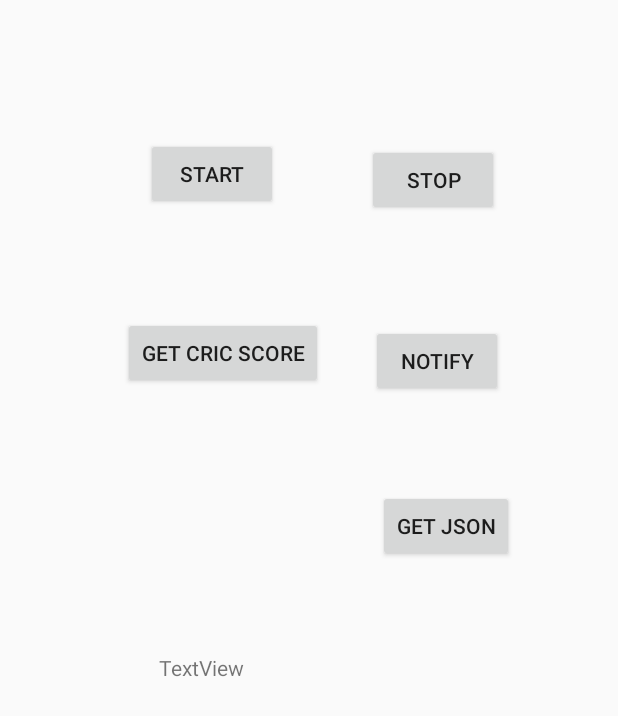
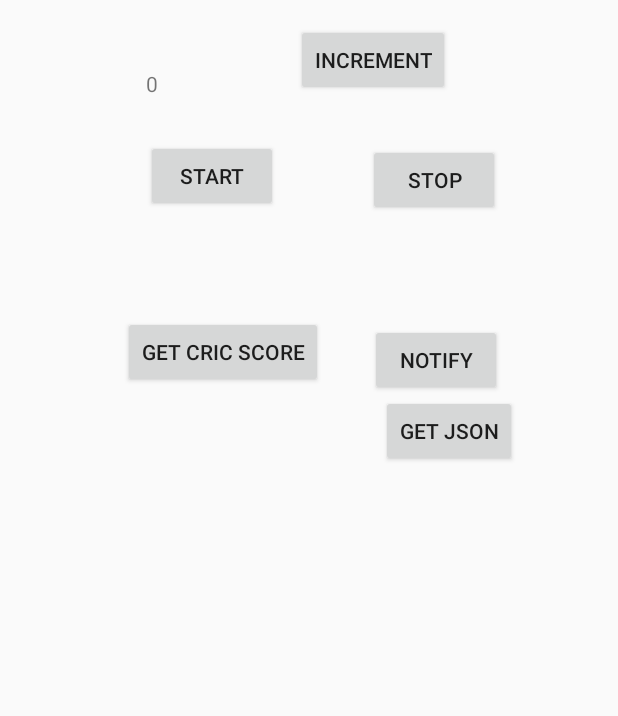
Before and after one commit to abdultanveer/harman, an Android app built with Jetpack Compose: the screen it shows after launch (DemoActivity), on a phone screen of 412 x 824 dp. Shown: the top 716 px of the screen. Run offline under Robolectric (Android 15) with nearby library versions, the phone set to English and light mode, and no system bars.

Commit message:
life b4 viewwmodel

```diff
--- a/app/src/main/java/com/example/harman/DemoActivity.kt
+++ b/app/src/main/java/com/example/harman/DemoActivity.kt
@@ -24,7 +24,7 @@ import kotlinx.coroutines.GlobalScope
 import kotlinx.coroutines.launch
 
 class DemoActivity : AppCompatActivity() {
-
+    var count = 0
     private lateinit var mService: CricService
     lateinit var scoretv:TextView
     //im not invoking the constructor of cricscore service
@@ -34,6 +34,7 @@ class DemoActivity : AppCompatActivity() {
         setContentView(R.layout.activity_demo)
 
         scoretv = findViewById(R.id.textView)
+        scoretv.setText(""+count)
 
     }
 
@@ -128,4 +129,9 @@ class DemoActivity : AppCompatActivity() {
     fun getJson(view: View) {
         getMarsPhotos()
     }
+
+    fun incrementCounter(view: View) {
+        count++
+        scoretv.setText(""+count)
+    }
 }
--- a/app/src/main/res/layout/activity_demo.xml
+++ b/app/src/main/res/layout/activity_demo.xml
@@ -11,65 +11,75 @@
         android:id="@+id/button"
         android:layout_width="wrap_content"
         android:layout_height="wrap_content"
-        android:layout_marginStart="97dp"
-        android:layout_marginTop="92dp"
+        android:layout_marginTop="28dp"
         android:onClick="startMusicService"
         android:text="start"
-        app:layout_constraintStart_toStartOf="parent"
-        app:layout_constraintTop_toTopOf="parent" />
+        app:layout_constraintStart_toStartOf="@+id/textView"
+        app:layout_constraintTop_toBottomOf="@+id/textView" />
 
     <Button
         android:id="@+id/button2"
         android:layout_width="wrap_content"
         android:layout_height="wrap_content"
-        android:layout_marginTop="4dp"
-        android:layout_marginEnd="79dp"
+        android:layout_marginStart="48dp"
+        android:layout_marginTop="32dp"
         android:onClick="stopMusicService"
         android:text="stop"
-        app:layout_constraintEnd_toEndOf="parent"
-        app:layout_constraintTop_toTopOf="@+id/button" />
+        app:layout_constraintStart_toStartOf="@+id/button6"
+        app:layout_constraintTop_toBottomOf="@+id/button6" />
 
     <Button
         android:id="@+id/button3"
         android:layout_width="wrap_content"
         android:layout_height="wrap_content"
-        android:layout_marginStart="82dp"
-        android:layout_marginTop="71dp"
+        android:layout_marginEnd="31dp"
+        android:layout_marginBottom="5dp"
         android:onClick="getScore"
         android:text="get cric score"
-        app:layout_constraintStart_toStartOf="parent"
-        app:layout_constraintTop_toBottomOf="@+id/button" />
+        app:layout_constraintBottom_toBottomOf="@+id/button4"
+        app:layout_constraintEnd_toStartOf="@+id/button4" />
 
     <TextView
         android:id="@+id/textView"
         android:layout_width="wrap_content"
         android:layout_height="wrap_content"
-        android:layout_marginStart="24dp"
-        android:layout_marginTop="176dp"
+        android:layout_marginStart="97dp"
+        android:layout_marginTop="46dp"
         android:text="TextView"
-        app:layout_constraintStart_toStartOf="@+id/button3"
-        app:layout_constraintTop_toBottomOf="@+id/button3" />
+        app:layout_constraintStart_toStartOf="parent"
+        app:layout_constraintTop_toTopOf="parent" />
 
     <Button
         android:id="@+id/button4"
 
         android:layout_width="wrap_content"
         android:layout_height="wrap_content"
-        android:layout_marginStart="32dp"
-        android:layout_marginTop="5dp"
+        android:layout_marginEnd="10dp"
+        android:layout_marginBottom="47dp"
         android:onClick="showNotification"
         android:text="notify"
-        app:layout_constraintStart_toEndOf="@+id/button3"
-        app:layout_constraintTop_toTopOf="@+id/button3" />
+        app:layout_constraintBottom_toBottomOf="@+id/button5"
+        app:layout_constraintEnd_toEndOf="@+id/button5" />
 
     <Button
         android:id="@+id/button5"
         android:layout_width="wrap_content"
         android:layout_height="wrap_content"
-        android:layout_marginTop="62dp"
-        android:layout_marginEnd="69dp"
+        android:layout_marginTop="263dp"
+        android:layout_marginEnd="67dp"
         android:onClick="getJson"
         android:text="get json"
         app:layout_constraintEnd_toEndOf="parent"
-        app:layout_constraintTop_toBottomOf="@+id/button4" />
+        app:layout_constraintTop_toTopOf="parent" />
+
+    <Button
+        android:id="@+id/button6"
+        android:layout_width="wrap_content"
+        android:layout_height="wrap_content"
+        android:layout_marginStart="12dp"
+        android:layout_marginTop="16dp"
+        android:onClick="incrementCounter"
+        android:text="increment"
+        app:layout_constraintStart_toEndOf="@+id/button"
+        app:layout_constraintTop_toTopOf="parent" />
 </androidx.constraintlayout.widget.ConstraintLayout>
```
